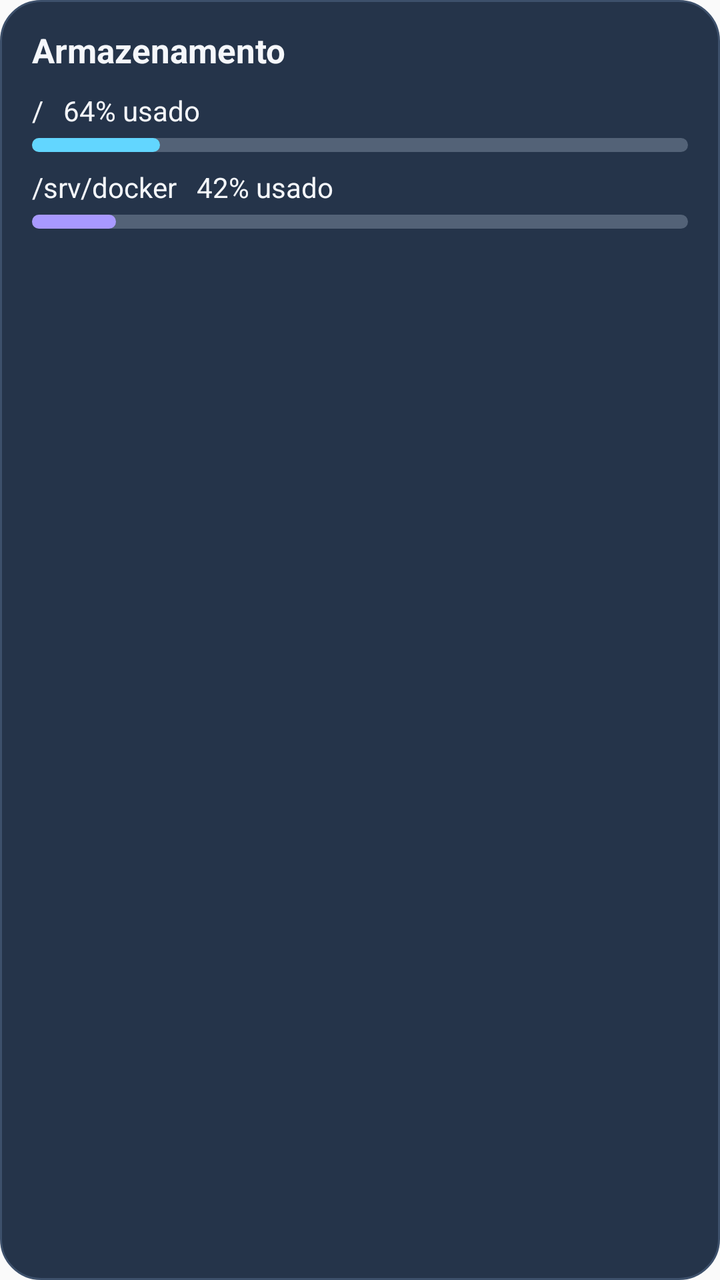
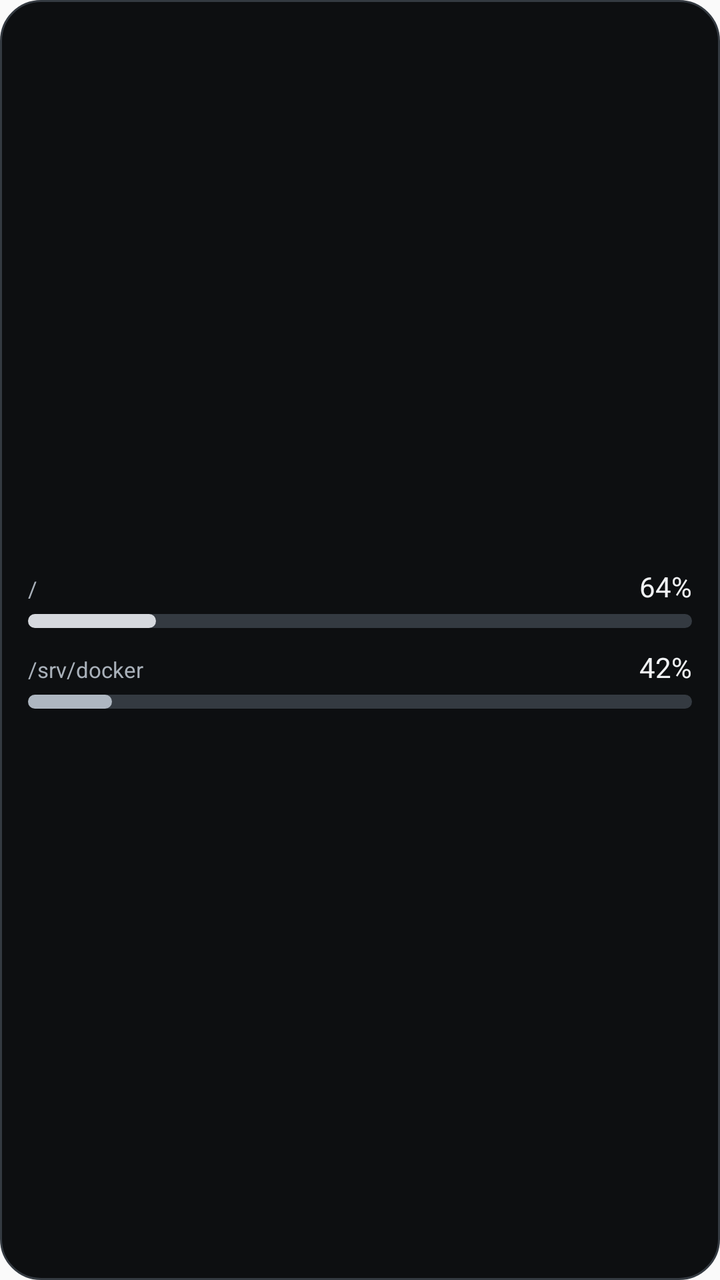

The first picture is an Android layout as it rendered before a commit; the second is the same layout after the commit. The layout source and the unified diff follow.
<!-- AndroidManifest.xml: application theme Theme.HomelabMonitor -->
<!-- res/layout/widget_preview_storage.xml -->
<LinearLayout xmlns:android="http://schemas.android.com/apk/res/android"
    android:layout_width="match_parent"
    android:layout_height="match_parent"
    android:orientation="vertical"
    android:padding="16dp"
    android:background="@drawable/widget_preview_background">

    <TextView
        style="@style/WidgetPreviewTitle"
        android:layout_width="wrap_content"
        android:layout_height="wrap_content"
        android:text="Armazenamento" />

    <TextView
        style="@style/WidgetPreviewValue"
        android:layout_width="wrap_content"
        android:layout_height="wrap_content"
        android:layout_marginTop="12dp"
        android:text="/   64% usado" />
    <FrameLayout
        android:layout_width="match_parent"
        android:layout_height="7dp"
        android:layout_marginTop="5dp"
        android:background="@drawable/widget_preview_track">
        <View
            android:layout_width="64dp"
            android:layout_height="match_parent"
            android:background="@drawable/widget_preview_primary" />
    </FrameLayout>

    <TextView
        style="@style/WidgetPreviewValue"
        android:layout_width="wrap_content"
        android:layout_height="wrap_content"
        android:layout_marginTop="10dp"
        android:text="/srv/docker   42% usado" />
    <FrameLayout
        android:layout_width="match_parent"
        android:layout_height="7dp"
        android:layout_marginTop="5dp"
        android:background="@drawable/widget_preview_track">
        <View
            android:layout_width="42dp"
            android:layout_height="match_parent"
            android:background="@drawable/widget_preview_secondary" />
    </FrameLayout>
</LinearLayout>
<!-- resources referenced by this layout -->
<resources>
  <!-- drawable widget_preview_background (drawable) -->
  <shape xmlns:android="http://schemas.android.com/apk/res/android" android:shape="rectangle">
      <solid android:color="@color/widget_preview_background" />
      <corners android:radius="20dp" />
      <stroke
          android:width="1dp"
          android:color="@color/widget_preview_border" />
  </shape>
  <!-- drawable widget_preview_primary (drawable) -->
  <shape xmlns:android="http://schemas.android.com/apk/res/android" android:shape="rectangle">
      <solid android:color="@color/widget_preview_primary" />
      <corners android:radius="6dp" />
  </shape>
  <!-- drawable widget_preview_secondary (drawable) -->
  <shape xmlns:android="http://schemas.android.com/apk/res/android" android:shape="rectangle">
      <solid android:color="@color/widget_preview_secondary" />
      <corners android:radius="6dp" />
  </shape>
  <!-- drawable widget_preview_track (drawable) -->
  <shape xmlns:android="http://schemas.android.com/apk/res/android" android:shape="rectangle">
      <solid android:color="@color/widget_preview_track" />
      <corners android:radius="6dp" />
  </shape>
  <style name="WidgetPreviewTitle">
          <item name="android:textColor">@color/widget_preview_text</item>
          <item name="android:textSize">17sp</item>
          <item name="android:textStyle">bold</item>
          <item name="android:includeFontPadding">false</item>
      </style>
  <style name="WidgetPreviewValue">
          <item name="android:textColor">@color/widget_preview_text</item>
          <item name="android:textSize">14sp</item>
          <item name="android:includeFontPadding">false</item>
      </style>
  <style name="Theme.HomelabMonitor" parent="android:style/Theme.Material.Light.NoActionBar" />
  <color name="widget_preview_background">#25344A</color>
  <color name="widget_preview_border">#3D506B</color>
  <color name="widget_preview_primary">#62D6FF</color>
  <color name="widget_preview_secondary">#A899FF</color>
  <color name="widget_preview_track">#536277</color>
  <color name="widget_preview_text">#F5F7FB</color>
</resources>

<!-- the commit's change to res/layout/widget_preview_storage.xml (unified diff, before → after) -->
@@ -2,21 +2,26 @@
     android:layout_width="match_parent"
     android:layout_height="match_parent"
     android:orientation="vertical"
-    android:padding="16dp"
+    android:gravity="center_vertical"
+    android:padding="14dp"
     android:background="@drawable/widget_preview_background">
 
-    <TextView
-        style="@style/WidgetPreviewTitle"
-        android:layout_width="wrap_content"
+    <LinearLayout
+        android:layout_width="match_parent"
         android:layout_height="wrap_content"
-        android:text="Armazenamento" />
-
-    <TextView
-        style="@style/WidgetPreviewValue"
-        android:layout_width="wrap_content"
-        android:layout_height="wrap_content"
-        android:layout_marginTop="12dp"
-        android:text="/   64% usado" />
+        android:orientation="horizontal">
+        <TextView
+            style="@style/WidgetPreviewCaption"
+            android:layout_width="0dp"
+            android:layout_height="wrap_content"
+            android:layout_weight="1"
+            android:text="/" />
+        <TextView
+            style="@style/WidgetPreviewValue"
+            android:layout_width="wrap_content"
+            android:layout_height="wrap_content"
+            android:text="64%" />
+    </LinearLayout>
     <FrameLayout
         android:layout_width="match_parent"
         android:layout_height="7dp"
@@ -28,12 +33,23 @@
             android:background="@drawable/widget_preview_primary" />
     </FrameLayout>
 
-    <TextView
-        style="@style/WidgetPreviewValue"
-        android:layout_width="wrap_content"
+    <LinearLayout
+        android:layout_width="match_parent"
         android:layout_height="wrap_content"
-        android:layout_marginTop="10dp"
-        android:text="/srv/docker   42% usado" />
+        android:layout_marginTop="12dp"
+        android:orientation="horizontal">
+        <TextView
+            style="@style/WidgetPreviewCaption"
+            android:layout_width="0dp"
+            android:layout_height="wrap_content"
+            android:layout_weight="1"
+            android:text="/srv/docker" />
+        <TextView
+            style="@style/WidgetPreviewValue"
+            android:layout_width="wrap_content"
+            android:layout_height="wrap_content"
+            android:text="42%" />
+    </LinearLayout>
     <FrameLayout
         android:layout_width="match_parent"
         android:layout_height="7dp"
<!-- resource entries referenced after the edit -->
@@ -23,10 +23,9 @@
       <solid android:color="@color/widget_preview_track" />
       <corners android:radius="6dp" />
   </shape>
-  <style name="WidgetPreviewTitle">
-          <item name="android:textColor">@color/widget_preview_text</item>
-          <item name="android:textSize">17sp</item>
-          <item name="android:textStyle">bold</item>
+  <style name="WidgetPreviewCaption">
+          <item name="android:textColor">@color/widget_preview_muted</item>
+          <item name="android:textSize">11sp</item>
           <item name="android:includeFontPadding">false</item>
       </style>
   <style name="WidgetPreviewValue">
@@ -35,11 +34,12 @@
           <item name="android:includeFontPadding">false</item>
       </style>
   <style name="Theme.HomelabMonitor" parent="android:style/Theme.Material.Light.NoActionBar" />
-  <color name="widget_preview_background">#25344A</color>
-  <color name="widget_preview_border">#3D506B</color>
-  <color name="widget_preview_primary">#62D6FF</color>
-  <color name="widget_preview_secondary">#A899FF</color>
-  <color name="widget_preview_track">#536277</color>
-  <color name="widget_preview_text">#F5F7FB</color>
+  <color name="widget_preview_background">#0D0F11</color>
+  <color name="widget_preview_border">#343A41</color>
+  <color name="widget_preview_primary">#D6D9DE</color>
+  <color name="widget_preview_secondary">#AEB7C1</color>
+  <color name="widget_preview_track">#343A41</color>
+  <color name="widget_preview_muted">#A9B1BA</color>
+  <color name="widget_preview_text">#F1F3F5</color>
 </resources>
 
